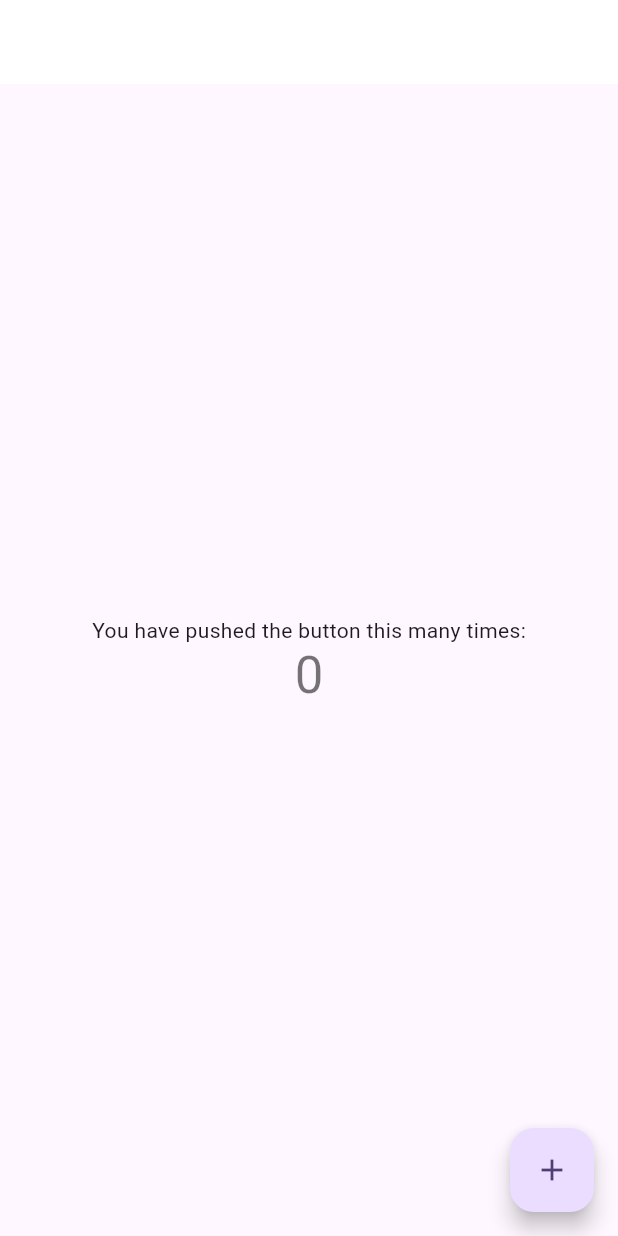
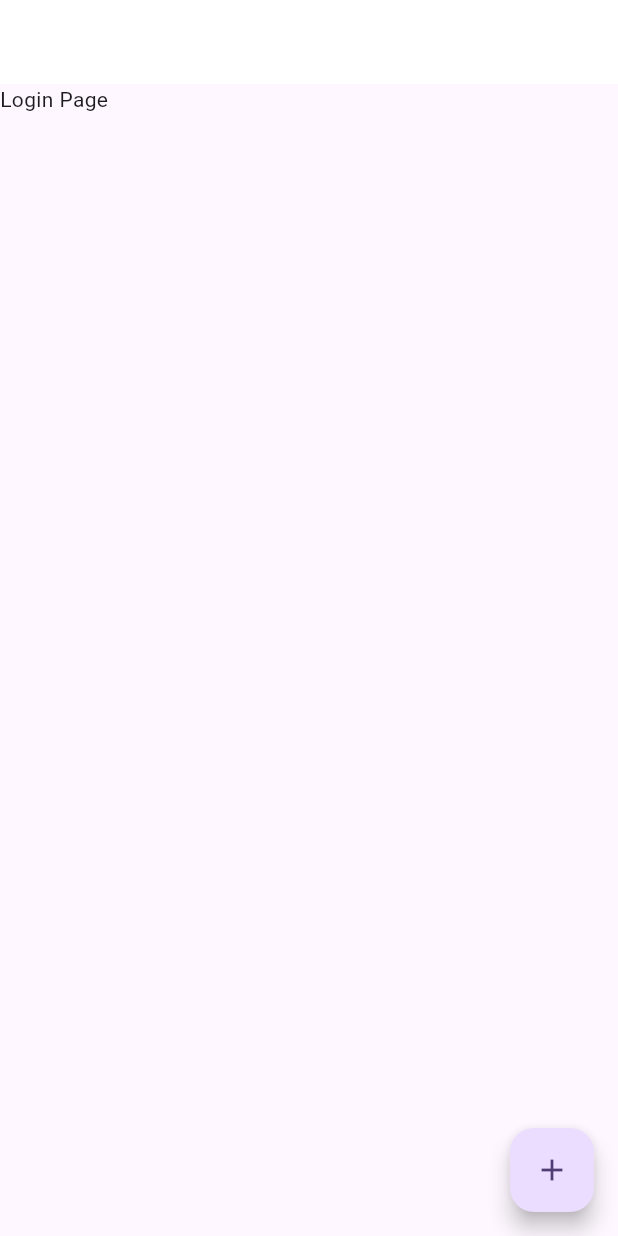
Before and after one commit to yanoojp/restaurant_talks, a Flutter app: the screen it shows after launch, on a phone screen of 412 x 824 dp. Run offline on Flutter 3.47's test engine with Material 2 defaults, Android fonts, the phone set to English and light mode, and no system bars; our stand-ins replace flutter_riverpod, freezed_annotation.

Commit message:
create login screen

```diff
--- a/lib/main.dart
+++ b/lib/main.dart
@@ -1,5 +1,6 @@
 import 'package:flutter/material.dart';
 import 'package:flutter_riverpod/flutter_riverpod.dart';
+import 'package:restaurant_talks/screens/login.dart';
 import 'package:restaurant_talks/view_model/main.dart';
 
 void main() {
@@ -25,20 +26,7 @@ class MyApp extends ConsumerWidget {
           backgroundColor: Theme.of(context).colorScheme.inversePrimary,
           title: Text(main.helloWorld),
         ),
-        body: Center(
-          child: Column(
-            mainAxisAlignment: MainAxisAlignment.center,
-            children: <Widget>[
-              const Text(
-                'You have pushed the button this many times:',
-              ),
-              Text(
-                '${main.number}',
-                style: Theme.of(context).textTheme.headlineMedium,
-              ),
-            ],
-          ),
-        ),
+        body: const LoginScreen(),
         floatingActionButton: FloatingActionButton(
           onPressed: () => ref.read(mainProvider.notifier).incrementCounter(main.number),
           tooltip: 'Increment',
--- /dev/null
+++ b/lib/screens/login.dart
@@ -0,0 +1,11 @@
+import 'package:flutter/material.dart';
+import 'package:flutter_riverpod/flutter_riverpod.dart';
+
+class LoginScreen extends ConsumerWidget {
+  const LoginScreen({Key? key}) : super(key: key);
+
+  @override
+  Widget build(BuildContext context, WidgetRef ref) {
+    return const Text('Login Page');
+  }
+}
```
